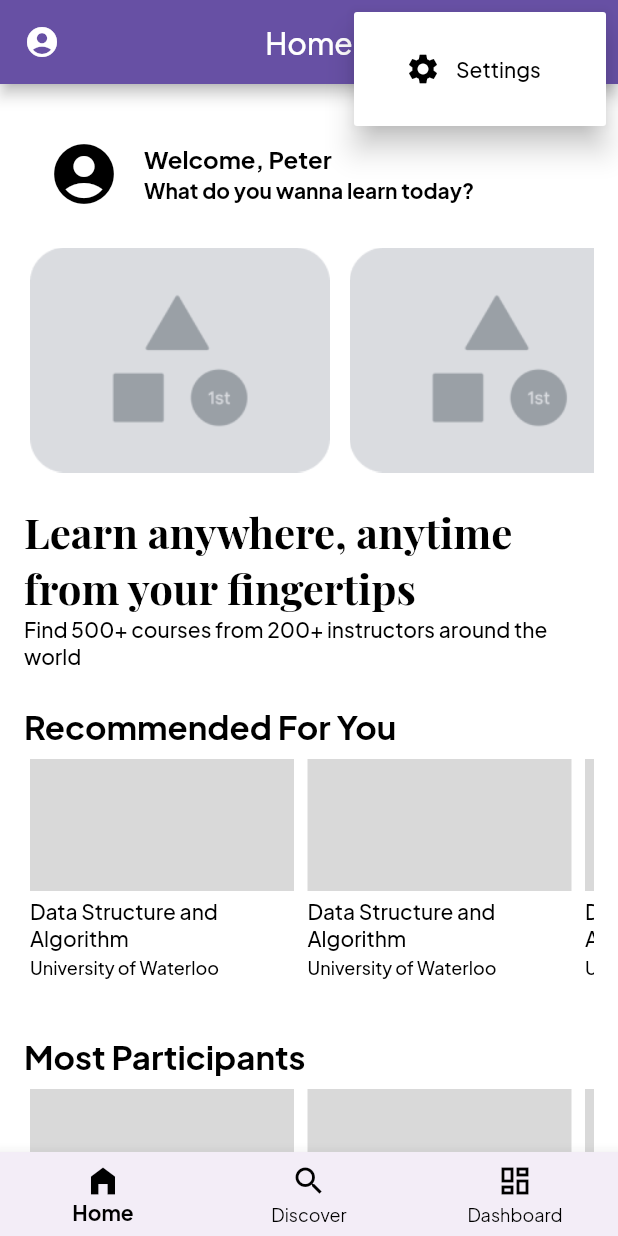
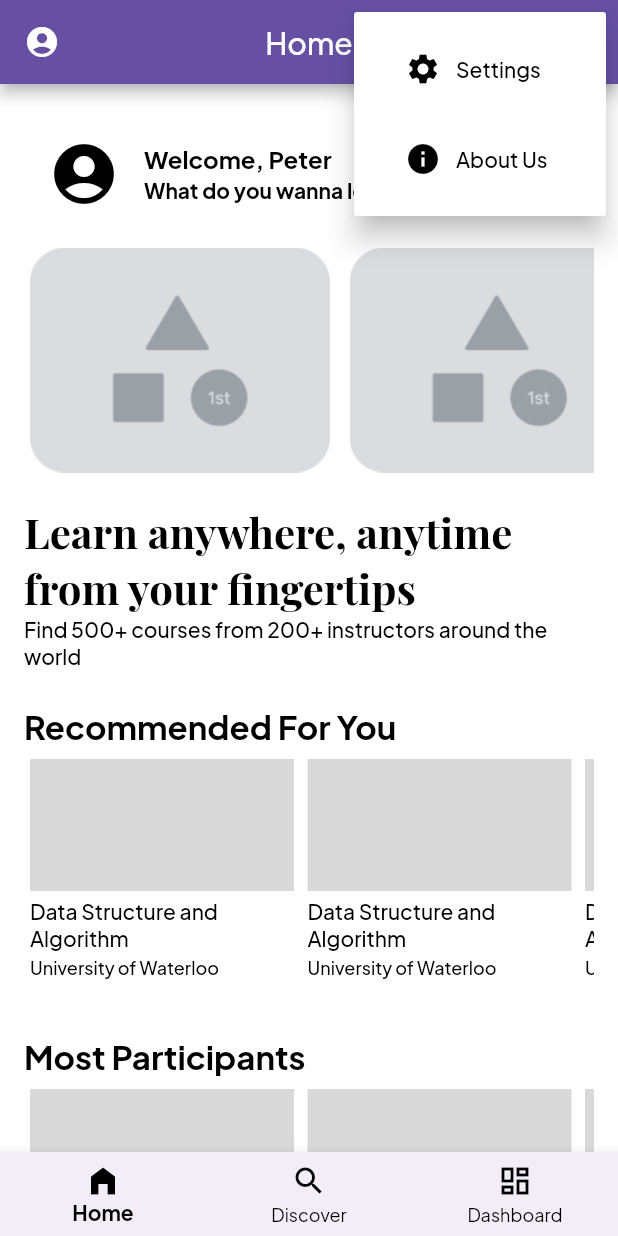
Before and after one commit to Three-Musketeers-IF-C-Sore/course-app-mobile, a Flutter app: the BasePage screen opened directly, after a tap on the "menu" icon, on a phone screen of 412 x 824 dp. Run offline on Flutter 3.47's test engine with Material 2 defaults, Android fonts, the phone set to English and light mode, and no system bars; our stand-ins replace font_awesome_flutter, image_picker; missing offline and left inert: indexed; project files that could hold a hidden picture were left out.

Commit message:
set app flow

```diff
--- a/lib/screens/base_screen.dart
+++ b/lib/screens/base_screen.dart
@@ -1,4 +1,5 @@
 import 'package:bp/providers/theme_mode_provider.dart';
+import 'package:bp/screens/about_us_screen.dart';
 import 'package:bp/screens/dashboard_screen.dart';
 import 'package:bp/screens/discover_screen.dart';
 import 'package:bp/screens/home_screen.dart';
@@ -96,6 +97,36 @@ class _BasePageState extends State<BasePage> {
                       ),
                   ),
                 ),
+                PopupMenuItem(
+                  child: TextButton(
+                    onPressed: () {
+                      Navigator.push(
+                        context,
+                        MaterialPageRoute(
+                          builder: (context) => const AboutUsPage()
+                        )
+                      );
+                    },
+                    child: Container(
+                      padding: const EdgeInsets.all(10),
+                        child: Row(
+                          children: const [
+                            Icon(
+                              Icons.info,
+                              color: Colors.black,
+                            ),
+                            Padding(padding: EdgeInsets.only(left: 10)),
+                            Text(
+                              'About Us',
+                              style: TextStyle(
+                                color: Colors.black,
+                              ),
+                            ),
+                          ]
+                        ),
+                      ),
+                  ),
+                ),
               ];
             },
             onSelected: (value) {
--- a/lib/screens/login_screen.dart
+++ b/lib/screens/login_screen.dart
@@ -1,6 +1,5 @@
-import 'package:bp/main.dart';
+import 'package:bp/screens/base_screen.dart';
 import 'package:bp/screens/register_screen.dart';
-import 'package:bp/theme/typography.dart';
 import 'package:flutter/material.dart';
 
 import '../theme/colors.dart';
@@ -34,7 +33,7 @@ class _LoginPageState extends State<LoginPage> {
       Navigator.push(
         context,
         MaterialPageRoute(
-          builder: (context) => const MyHomePage(title: ''),
+          builder: (context) => const BasePage(),
         ),
       );
     }
```
Also changed, not shown: lib/main.dart (+2 -93 lines).
